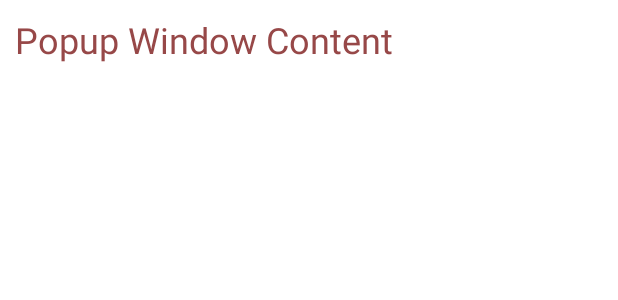
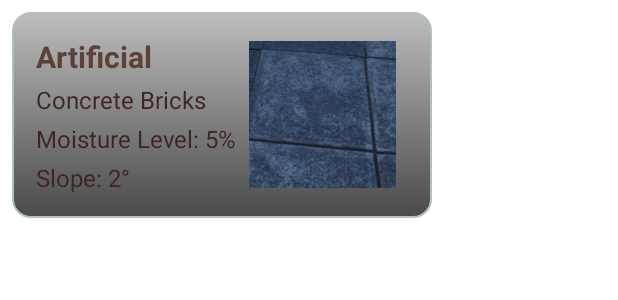
Before and after one commit to udayaKavinda/MonashMap, an Android app: the layout popup_window.xml on its own in the app's theme, with its tools: preview values and no code run, on a phone screen of 412 x 824 dp. Shown: the top 300 px of the screen. Run offline under Robolectric (Android 15) with nearby library versions, the phone set to English and light mode, and no system bars.

Commit message:
stage 1.3

```diff
--- a/app/src/main/java/com/example/mapsetup/MapsActivity.kt
+++ b/app/src/main/java/com/example/mapsetup/MapsActivity.kt
@@ -5,6 +5,8 @@ import com.google.maps.android.PolyUtil
 import android.Manifest
 import android.content.Intent
 import android.content.pm.PackageManager
+import android.graphics.Bitmap
+import android.graphics.Canvas
 import android.graphics.Color
 import android.os.Bundle
 import android.util.Log
@@ -15,6 +17,7 @@ import android.widget.TextView
 import android.widget.Toast
 import androidx.appcompat.app.AppCompatActivity
 import androidx.core.app.ActivityCompat
+import androidx.core.content.ContextCompat
 import androidx.lifecycle.Observer
 import com.example.mapsetup.databinding.ActivityMapsBinding
 import com.example.mapsetup.models.DirectionsResponse
@@ -46,6 +49,7 @@ import com.google.android.libraries.places.widget.listener.PlaceSelectionListene
 import retrofit2.Call
 import retrofit2.Retrofit
 import retrofit2.converter.gson.GsonConverterFactory
+import com.google.android.gms.maps.model.BitmapDescriptorFactory
 
 
 class MapsActivity : AppCompatActivity(), OnMapReadyCallback, FeatureLayer.OnFeatureClickListener {
@@ -122,7 +126,8 @@ class MapsActivity : AppCompatActivity(), OnMapReadyCallback, FeatureLayer.OnFea
         // Get the DATASET feature layer.
         mMap = googleMap
         // Add a marker in Sydney and move the camera
-//        mMap.addMarker(MarkerOptions().position(monashCordinates).title("Marker in Sydney"))
+        addMarkers()
+
         mMap.moveCamera(CameraUpdateFactory.newLatLngZoom(originLatLng,17F))
         mMap.setLatLngBoundsForCameraTarget(LatLngBounds(LatLng(-37.9195, 145.1172), LatLng(-37.8965, 145.1524)))
         mMap.setMinZoomPreference(15F)
@@ -164,6 +169,7 @@ class MapsActivity : AppCompatActivity(), OnMapReadyCallback, FeatureLayer.OnFea
         setupDirectionsService()
     }
 
+
     private fun styleDatasetsLayer() {
 
         // Create the style factory function.
@@ -171,7 +177,7 @@ class MapsActivity : AppCompatActivity(), OnMapReadyCallback, FeatureLayer.OnFea
             // Check if the feature is an instance of DatasetFeature.
 
             if (feature is DatasetFeature) {
-                Log.d("aaa", feature.getDatasetAttributes().toString())
+//                Log.d("aaa", feature.getDatasetAttributes().toString())
 
 
                 return@StyleFactory FeatureStyle.Builder()
@@ -179,7 +185,7 @@ class MapsActivity : AppCompatActivity(), OnMapReadyCallback, FeatureLayer.OnFea
                     // solid green border.
 //                    .fillColor(Integer.parseUnsignedInt(feature.getDatasetAttributes().get("fillColor").toString().drop(2),16).toInt())
                     .strokeColor(Integer.parseUnsignedInt(feature.getDatasetAttributes().get("stroke").toString().drop(2),16).toInt())
-                    .strokeWidth(feature.getDatasetAttributes().get("stroke-width").toString().toFloat())
+                    .strokeWidth(feature.getDatasetAttributes().get("stroke-width").toString().toFloat()-1)
                     .build()
             }
             return@StyleFactory null
@@ -310,4 +316,27 @@ class MapsActivity : AppCompatActivity(), OnMapReadyCallback, FeatureLayer.OnFea
         }
     }
 
+    private fun addMarkers() {
+        val location = LatLng(-37.907949, 145.137300)
+
+        // Get the drawable and resize it
+        val drawable = ContextCompat.getDrawable(this, R.drawable.hazard)!!
+        val bitmap = Bitmap.createBitmap(drawable.intrinsicWidth, drawable.intrinsicHeight, Bitmap.Config.ARGB_8888)
+        val canvas = Canvas(bitmap)
+        drawable.setBounds(0, 0, canvas.width, canvas.height)
+        drawable.draw(canvas)
+
+        // Resize the bitmap
+        val resizedBitmap = Bitmap.createScaledBitmap(bitmap, 100, 100, false) // 100x100 pixels
+
+        // Add the marker with the resized bitmap as the icon
+        val markerOptions = MarkerOptions()
+            .position(location)
+            .title("Flood")
+            .icon(BitmapDescriptorFactory.fromBitmap(resizedBitmap))
+
+        mMap.addMarker(markerOptions)
+    }
+
+
 }
--- /dev/null
+++ b/app/src/main/res/drawable/popup_background.xml
@@ -0,0 +1,22 @@
+<?xml version="1.0" encoding="utf-8"?>
+<layer-list xmlns:android="http://schemas.android.com/apk/res/android">
+    <item>
+        <shape
+            android:shape="rectangle">
+            <solid android:color="#FFFFFF"/>
+            <corners android:radius="12dp"/>
+            <padding
+                android:left="2dp"
+                android:top="1dp"
+                android:right="2dp"
+                android:bottom="2dp"/>
+            <stroke
+                android:width="1dp"
+                android:color="#B0BEC5"/>
+            <gradient
+                android:startColor="#4A4A4A"
+                android:endColor="#BDBDBD"
+                android:angle="90"/>
+        </shape>
+    </item>
+</layer-list>
--- a/app/src/main/res/layout/popup_window.xml
+++ b/app/src/main/res/layout/popup_window.xml
@@ -2,15 +2,60 @@
 <LinearLayout xmlns:android="http://schemas.android.com/apk/res/android"
     android:layout_width="wrap_content"
     android:layout_height="wrap_content"
-    android:orientation="vertical"
-    android:padding="10dp">
+    android:background="@drawable/popup_background"
+    android:orientation="horizontal"
+    android:padding="16dp"
+    android:layout_margin="8dp">
 
-    <TextView
-        android:id="@+id/popup_text"
+    <LinearLayout
         android:layout_width="wrap_content"
         android:layout_height="wrap_content"
-        android:text="Popup Window Content"
-        android:textColor="#974848"
-        android:textSize="24sp" />
+        android:orientation="vertical"
+        android:layout_weight="1">
 
+        <TextView
+            android:id="@+id/popup_text"
+            android:layout_width="wrap_content"
+            android:layout_height="wrap_content"
+            android:layout_marginBottom="4dp"
+            android:text="Artificial"
+            android:textColor="#5D4037"
+            android:textSize="20sp"
+            android:textStyle="bold" />
+
+        <TextView
+            android:id="@+id/textView"
+            android:layout_width="wrap_content"
+            android:layout_height="wrap_content"
+            android:layout_marginBottom="4dp"
+            android:text="Concrete Bricks"
+            android:textColor="#3E2723"
+            android:textSize="16sp" />
+
+        <TextView
+            android:id="@+id/textView2"
+            android:layout_width="wrap_content"
+            android:layout_height="wrap_content"
+            android:layout_marginBottom="4dp"
+            android:text="Moisture Level: 5%"
+            android:textColor="#3E2723"
+            android:textSize="16sp" />
+
+        <TextView
+            android:id="@+id/textView3"
+            android:layout_width="wrap_content"
+            android:layout_height="wrap_content"
+            android:text="Slope: 2°"
+            android:textColor="#3E2723"
+            android:textSize="16sp" />
+    </LinearLayout>
+
+    <ImageView
+        android:id="@+id/popup_icon"
+        android:layout_width="98dp"
+        android:layout_height="98dp"
+        android:layout_gravity="center_vertical"
+        android:layout_marginStart="8dp"
+        android:layout_marginEnd="8dp"
+        android:src="@drawable/concreate_bricks" />
 </LinearLayout>
```
Also changed, not shown: app/src/main/res/drawable/concreate_bricks.png (added), app/src/main/res/drawable/hazard.png (added).
